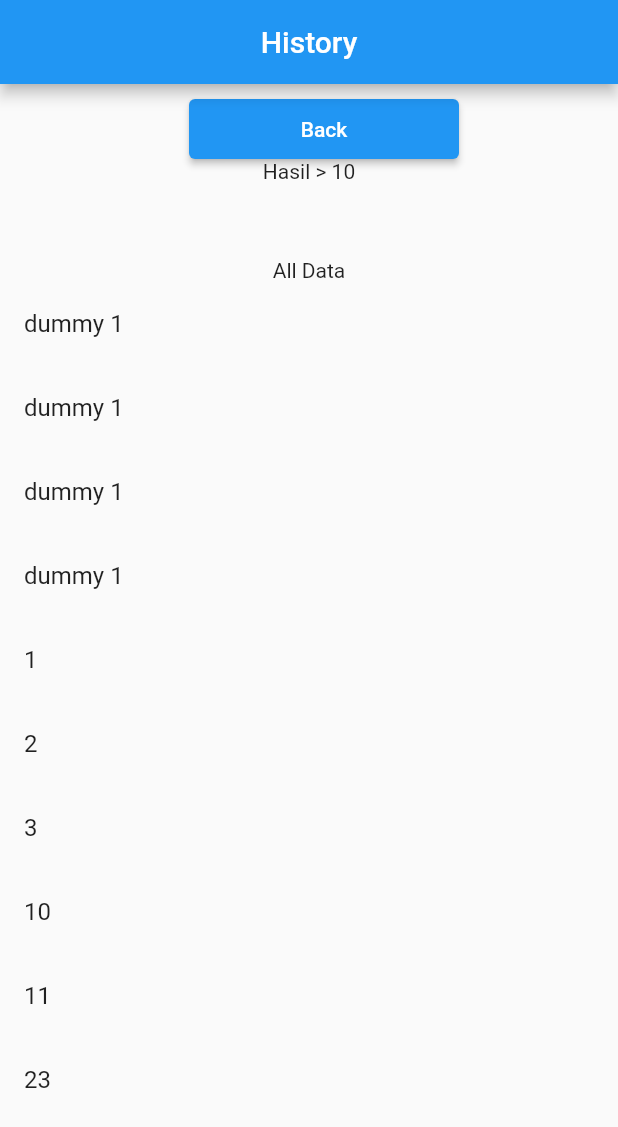
After one commit to feilw/tugas10_calculator_1, a Flutter app: the screen it shows after launch, after a tap on the "history" icon, on a phone screen of 412 x 824 dp. The commit adds this screen. Shown: the top 1127 px of the screen. Run offline on Flutter 3.47's test engine with Material 2 defaults, Android fonts, the light colour scheme and no system bars; missing offline and left inert: dart:html.

Commit message:
Tugas 11, history page

```diff
--- a/lib/hasil.dart
+++ b/lib/hasil.dart
@@ -19,6 +19,8 @@ class HHasil extends StatefulWidget {
 class _HHasilState extends State<HHasil> {
   final List angkanya;
   final List operatornya;
+
+
   TextEditingController hasil = new TextEditingController();
 
   _HHasilState(this.angkanya, this.operatornya);
@@ -27,8 +29,10 @@ class _HHasilState extends State<HHasil> {
   void initState() {
     // TODO: implement initState
     super.initState();
+
     int total = 0;
     total = total + int.parse(angkanya[0].toString());
+
     for (var i = 0; i < angkanya.length; i++) {
       if (i >= 1) {
         if (operatornya[i - 1] == "+") {
@@ -46,6 +50,18 @@ class _HHasilState extends State<HHasil> {
         }
       }
       hasil.text += angkanya[i].toString();
+      hasil.text += operatornya[i].toString();
+    }
+    hasil.text += total.toString();
+  }
+
+  void _addData (){
+    int total = 0;
+    total = total + int.parse(angkanya[0].toString());
+
+    for (var i = 0; i < angkanya.length; i++) {
+      if (i >= 1) {
+    hasil.text += angkanya[i].toString();
       hasil.text += operatornya[i].toString();
     }
     hasil.text += total.toString();
--- /dev/null
+++ b/lib/history.dart
@@ -0,0 +1,91 @@
+import 'dart:html';
+
+import 'package:flutter/material.dart';
+import 'package:tugas_calculator/hasil.dart';
+
+import 'main.dart';
+
+class HistoryPage extends StatefulWidget {
+  const HistoryPage({Key? key}) : super(key: key);
+
+  @override
+  State<HistoryPage> createState() => _HistoryPageState();
+}
+
+class _HistoryPageState extends State<HistoryPage> {
+  List<String> _history = [
+    'dummy 1',
+    'dummy 1',
+    'dummy 1',
+    'dummy 1',
+    '1',
+    '2',
+    '3',
+    '10',
+    '11',
+    '23',
+  ];
+
+  // void sortData() {
+  //   if (_history >= '10') {
+  //     print(_history[index].toString());
+  //   }
+  // }
+
+  void dispose() {
+    // _history.dispose();
+    super.dispose();
+  }
+
+  @override
+  Widget build(BuildContext context) {
+    return MaterialApp(
+      home: Scaffold(
+        appBar: AppBar(
+          title: Text('History'),
+          centerTitle: true,
+        ),
+        body: Container(
+          child: Column(
+            children: [
+              SizedBox(
+                height: 50,
+                width: 200,
+                child: Padding(
+                  padding: EdgeInsets.only(left: 20, top: 10),
+                  child: ElevatedButton(
+                      onPressed: () {
+                        Navigator.push(
+                          context,
+                          MaterialPageRoute(builder: (context) => MyApp()),
+                        );
+                      },
+                      child: Text("Back")),
+                ),
+              ),
+              Text('Hasil > 10'),
+              SizedBox(height: 50),
+              Text('All Data'),
+
+              Expanded(
+                child: ListView.builder(
+                    shrinkWrap: true,
+                    itemCount: _history.length,
+                    itemBuilder: (context, index) {
+                      return ListTile(
+                        title: Text(_history[index]),
+                      );
+                    }),
+              ),
+              // ListView.builder(itemBuilder: (context, index) {
+              //   return ListTile(
+              //     print(sortData()),
+              //   );
+              // })
+            ],
+          ),
+        ),
+      ),
+    );
+  }
+}
--- a/lib/main.dart
+++ b/lib/main.dart
@@ -2,6 +2,7 @@
 
 import 'package:flutter/material.dart';
 import 'package:tugas_calculator/hasil.dart';
+import 'package:tugas_calculator/history.dart';
 
 void main() {
   runApp(MaterialApp(
@@ -130,8 +131,16 @@ class _MyAppState extends State<MyApp> {
                   ),
                 ),
               ),
-              Row(
-                children: [],
+              SizedBox(height: 10),
+              IconButton(
+                onPressed: () {
+                  Navigator.push(
+                    context,
+                    MaterialPageRoute(builder: (context) => HistoryPage()),
+                  );
+                },
+                icon: Icon(Icons.history),
+                alignment: Alignment.centerLeft,
               ),
               SizedBox(height: 30),
               Row(
```
